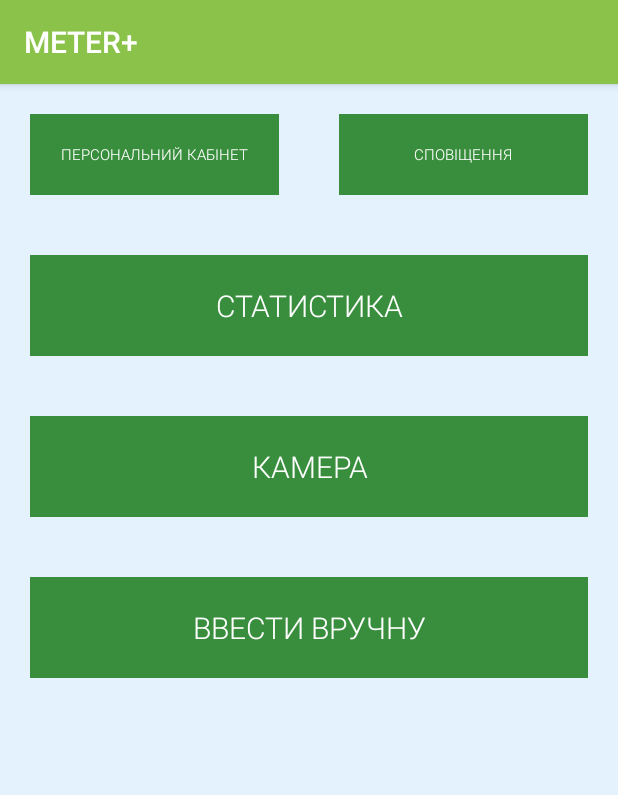
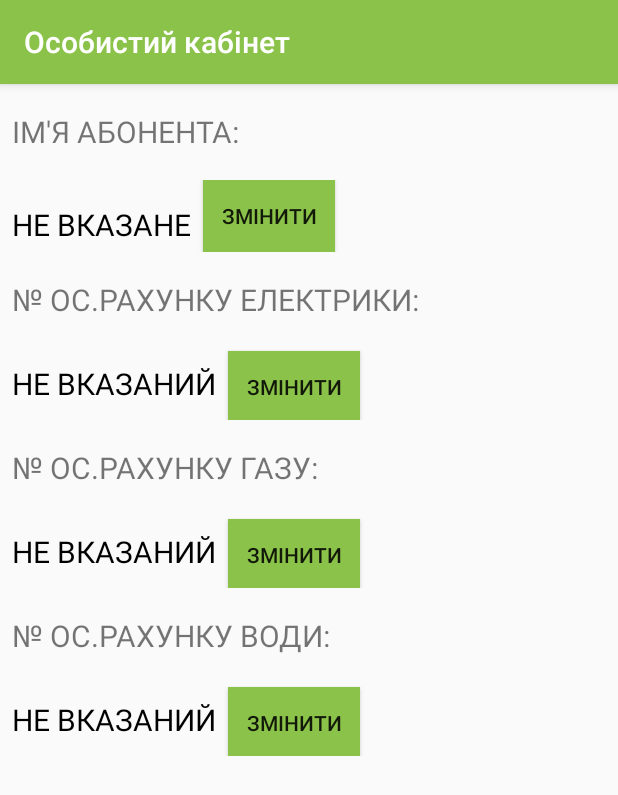
Before and after one commit to khadai/Meter-plus, an Android app: the screen it shows after launch (MainMenu before the commit, PersonalInfoActivity after it), after a tap on "ПЕРСОНАЛЬНИЙ КАБІНЕТ", on a phone screen of 412 x 824 dp. Shown: the top 795 px of the screen. Run offline under Robolectric (Android 15) with nearby library versions, the phone set to English and light mode, and no system bars.

Commit message:
added persnl cab, fixed bug

```diff
--- a/app/build.gradle
+++ b/app/build.gradle
@@ -25,4 +25,5 @@ dependencies {
     testImplementation 'junit:junit:4.12'
     androidTestImplementation 'com.android.support.test:runner:1.0.1'
     androidTestImplementation 'com.android.support.test.espresso:espresso-core:3.0.1'
+    compile 'com.android.support:appcompat-v7:26.1.0'
 }
--- a/app/src/main/java/com/example/android/meter/MainMenu.java
+++ b/app/src/main/java/com/example/android/meter/MainMenu.java
@@ -4,6 +4,9 @@ import android.content.Intent;
 import android.support.v7.app.AppCompatActivity;
 import android.os.Bundle;
 import android.view.View;
+
+import com.example.android.meter.inputManually.InputManually;
+import com.example.android.meter.personalCab.PersonalInfoActivity;
 
 public class MainMenu extends AppCompatActivity {
 
--- a/app/src/main/java/com/example/android/meter/personalCab/PersonalInfoActivity.java
+++ b/app/src/main/java/com/example/android/meter/personalCab/PersonalInfoActivity.java
@@ -79,6 +79,7 @@ public class PersonalInfoActivity extends AppCompatActivity {
                 });
         editText.setInputType(8192);
         dialog.show();
+
     }
 
 
@@ -165,5 +166,6 @@ public class PersonalInfoActivity extends AppCompatActivity {
                 });
         editText.setInputType(2);
         dialog.show();
+
     }
 }
--- a/app/src/main/res/layout/activity_account.xml
+++ b/app/src/main/res/layout/activity_account.xml
@@ -4,10 +4,9 @@
     android:name="AccountActiviy"
     android:layout_width="match_parent"
     android:layout_height="match_parent"
-    android:label="@string/app_name"
     android:orientation="vertical"
     android:theme="@android:style/Theme.Black.NoTitleBar"
-    tools:context="com.example.android.meter.AccountActivity">
+    tools:context="com.example.android.meter.personalCab.AccountActivity">
 
     <TextView
         style="@style/HeaderTextStyle"
--- a/app/src/main/res/layout/activity_manual_electricity.xml
+++ b/app/src/main/res/layout/activity_manual_electricity.xml
@@ -4,10 +4,9 @@
     android:name="ManualElectricity"
     android:layout_width="match_parent"
     android:layout_height="match_parent"
-    android:label="@string/app_name"
     android:orientation="vertical"
     android:theme="@android:style/Theme.Black.NoTitleBar"
-    tools:context="com.example.android.meter.ManualElectricity">
+    tools:context="com.example.android.meter.inputManually.ManualElectricity">
 
     <TextView
         style="@style/HeaderTextStyle"
@@ -22,7 +21,7 @@
         android:inputType="number" />
 
     <Button
-        android:id="@+id/button_input_water"
+        android:id="@+id/button_input_electricity"
         style="@style/ButtonStyle"
         android:onClick="sentMeasurement"
         android:text="Надіслати показ" />
--- a/app/src/main/res/layout/activity_personal_info.xml
+++ b/app/src/main/res/layout/activity_personal_info.xml
@@ -1,60 +1,121 @@
 <?xml version="1.0" encoding="utf-8"?>
 <LinearLayout xmlns:android="http://schemas.android.com/apk/res/android"
-    xmlns:app="http://schemas.android.com/apk/res-auto"
     xmlns:tools="http://schemas.android.com/tools"
     android:layout_width="match_parent"
     android:layout_height="match_parent"
     android:orientation="vertical"
-    tools:context="com.example.android.meter.PersonalInfoActivity">
+    tools:context="com.example.android.meter.personalCab.PersonalInfoActivity">
 
     <TextView
         style="@style/HeaderTextStyle"
         android:layout_margin="8dp"
         android:text="Ім'я абонента:" />
 
+    <LinearLayout
+        android:layout_width="match_parent"
+        android:layout_height="wrap_content"
+        android:orientation="horizontal">
+
         <TextView
             android:id="@+id/actual_name"
             style="@style/HeaderTextStyle"
-        android:layout_width="match_parent"
+            android:layout_width="wrap_content"
             android:layout_height="wrap_content"
             android:layout_margin="8dp"
             android:text="не вказане"
             android:textColor="#000000" />
 
+        <Button
+            android:id="@+id/change_name"
+            android:layout_width="wrap_content"
+            android:layout_height="wrap_content"
+            android:background="@color/colorPrimary"
+            android:onClick="changeActualName"
+            android:padding="10dp"
+            android:text="Змінити" />
+    </LinearLayout>
+
     <TextView
         style="@style/HeaderTextStyle"
         android:layout_margin="8dp"
         android:text="№ ос.рахунку електрики:" />
+
+    <LinearLayout
+        android:layout_width="match_parent"
+        android:layout_height="wrap_content"
+        android:orientation="horizontal">
+
         <TextView
             android:id="@+id/actual_e_code"
             style="@style/HeaderTextStyle"
             android:layout_marginLeft="8dp"
+            android:layout_marginRight="8dp"
             android:text="не вказаний"
             android:textColor="#000000" />
+
+        <Button
+            android:id="@+id/change_e_code"
+            android:layout_width="wrap_content"
+            android:layout_height="wrap_content"
+            android:background="@color/colorPrimary"
+            android:onClick="changeActualECode"
+            android:padding="10dp"
+            android:text="Змінити" />
+    </LinearLayout>
 
     <TextView
         style="@style/HeaderTextStyle"
         android:layout_margin="8dp"
         android:text="№ ос.рахунку газу:" />
+
+    <LinearLayout
+        android:layout_width="match_parent"
+        android:layout_height="wrap_content"
+        android:orientation="horizontal">
+
         <TextView
             android:id="@+id/actual_g_code"
             style="@style/HeaderTextStyle"
             android:layout_marginLeft="8dp"
+            android:layout_marginRight="8dp"
             android:text="не вказаний"
             android:textColor="#000000" />
+
+        <Button
+            android:id="@+id/change_g_code"
+            android:layout_width="wrap_content"
+            android:layout_height="wrap_content"
+            android:background="@color/colorPrimary"
+            android:onClick="changeActualGCode"
+            android:padding="10dp"
+            android:text="Змінити" />
+    </LinearLayout>
 
     <TextView
         style="@style/HeaderTextStyle"
         android:layout_margin="8dp"
         android:text="№ ос.рахунку води:" />
+
+    <LinearLayout
+        android:layout_width="match_parent"
+        android:layout_height="wrap_content"
+        android:orientation="horizontal">
+
         <TextView
             android:id="@+id/actual_w_code"
             style="@style/HeaderTextStyle"
             android:layout_marginLeft="8dp"
+            android:layout_marginRight="8dp"
             android:text="не вказаний"
             android:textColor="#000000" />
+
         <Button
-       style="@style/ButtonStyle"
-        android:text="Змінити"
-        android:onClick="openAccountActivity"/>
+            android:id="@+id/change_w_code"
+            android:layout_width="wrap_content"
+            android:layout_height="wrap_content"
+            android:background="@color/colorPrimary"
+            android:onClick="changeActualWCode"
+            android:padding="10dp"
+            android:text="Змінити" />
     </LinearLayout>
+</LinearLayout>
--- a/app/src/main/res/values/styles.xml
+++ b/app/src/main/res/values/styles.xml
@@ -1,7 +1,7 @@
 <resources>
 
     <!-- Base application theme. -->
-    <style name="AppTheme" parent="Theme.AppCompat.Light.DarkActionBar">
+    <style name="AppTheme" parent = "Theme.AppCompat.Light.DarkActionBar">
         <!-- Customize your theme here. -->
         <item name="colorPrimary">@color/colorPrimary</item>
         <item name="colorPrimaryDark">@color/colorPrimaryDark</item>
@@ -22,7 +22,7 @@
         <item name="android:layout_height">48dp</item>
         <item name ="android:layout_alignParentLeft">true</item>
         <item name="android:layout_margin">20dp</item>
-        <item name="android:background">#388e3c</item>
+        <item name="android:background">@color/colorPrimary</item>
         <item name="android:fontFamily">sans-serif-light</item>
         <item name="android:textAllCaps">true</item>
         <item name="android:textColor">#ffffff</item>
```
Also changed, not shown: app/src/main/AndroidManifest.xml (+17 -5 lines), app/src/main/java/com/example/android/meter/AccountActivity.java (added, +60 -0 lines), app/src/main/java/com/example/android/meter/AccountManager.java (added, +8 -0 lines), app/src/main/java/com/example/android/meter/InputManually.java (added, +20 -0 lines), app/src/main/java/com/example/android/meter/ManualElectricity.java (added, +34 -0 lines), app/src/main/java/com/example/android/meter/ManualGas.java (added, +13 -0 lines), app/src/main/java/com/example/android/meter/PersonalInfoActivity.java (added, +34 -0 lines), app/src/main/java/com/example/android/meter/personalCab/AccountManager.java (added, +8 -0 lines), app/src/main/res/layout/activity_input_manually.xml (+5 -4 lines), app/src/main/res/layout/activity_manual_gas.xml (+7 -11 lines). Lines whose indentation alone changed are shown as unchanged.
